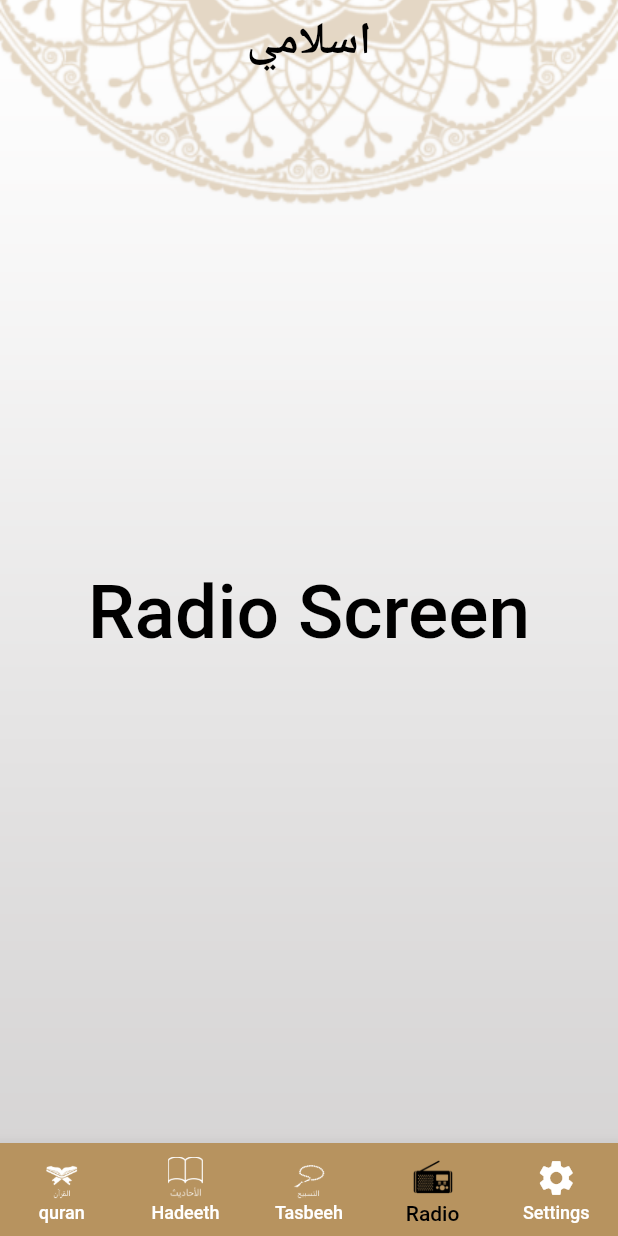
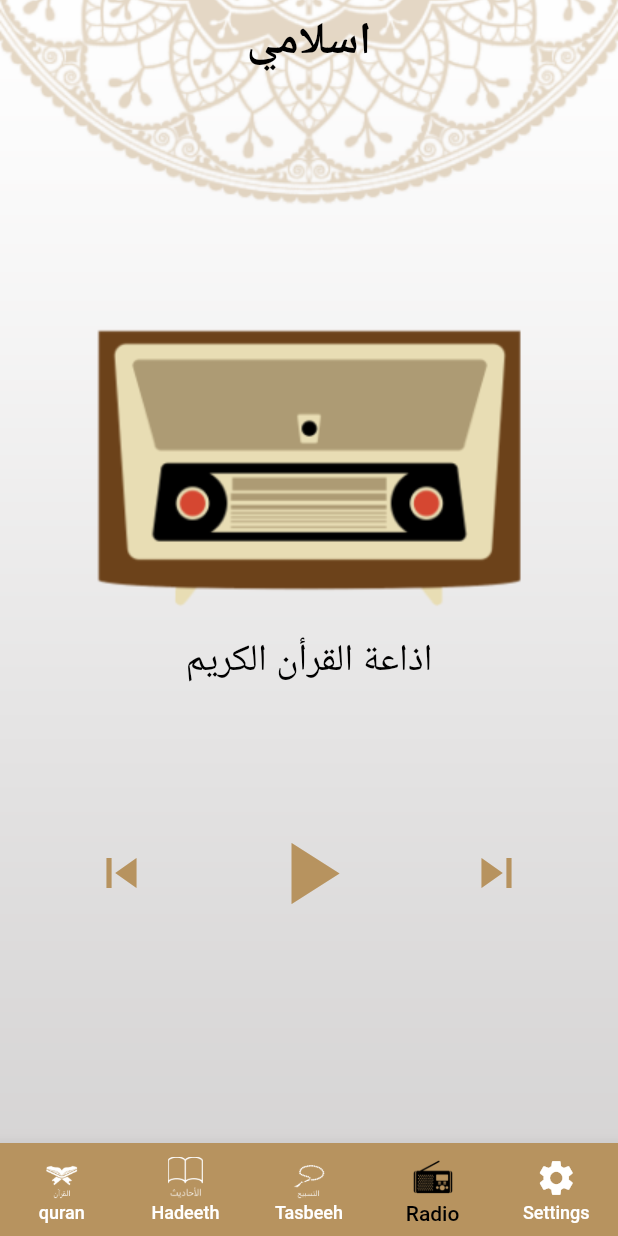
Before and after one commit to husseiiin258/islami_app, a Flutter app: the screen it shows after launch, item 4 of the bottom bar chosen, on a phone screen of 412 x 824 dp. Run offline on Flutter 3.47's test engine with Material 2 defaults, Android fonts, the phone set to English and light mode, and no system bars.

Commit message:
add radio design

```diff
--- a/lib/moduls/radio/radio_view.dart
+++ b/lib/moduls/radio/radio_view.dart
@@ -4,13 +4,39 @@ class RadioView extends StatelessWidget {
 
   @override
   Widget build(BuildContext context) {
-    return const Center(
-      child: Text(
-        "Radio Screen",
-        style: TextStyle(
-          fontWeight: FontWeight.w500,
-          fontSize: 50,
-        ),
+    return Center(
+      child: Column(
+        mainAxisAlignment: MainAxisAlignment.center,
+        children: [
+          Image.asset("assets/images/radio_image.png"),
+          Text("اذاعة القرأن الكريم"),
+          SizedBox(
+            height: 90,
+          ),
+          Row(
+            mainAxisAlignment: MainAxisAlignment.center,
+            children: [
+              IconTheme(
+                data: IconThemeData(size: 40, color: Color(0xffB7935F)),
+                child: Icon(Icons.skip_previous),
+              ),
+              SizedBox(
+                width: 70,
+              ),
+              IconTheme(
+                data: IconThemeData(size: 70, color: Color(0xffB7935F)),
+                child: Icon(Icons.play_arrow),
+              ),
+              SizedBox(
+                width: 70,
+              ),
+              IconTheme(
+                data: IconThemeData(size: 40, color: Color(0xffB7935F)),
+                child: Icon(Icons.skip_next),
+              ),
+            ],
+          )
+        ],
       ),
     );
   }
```
Also changed, not shown: assets/images/radio_image.png (added).
